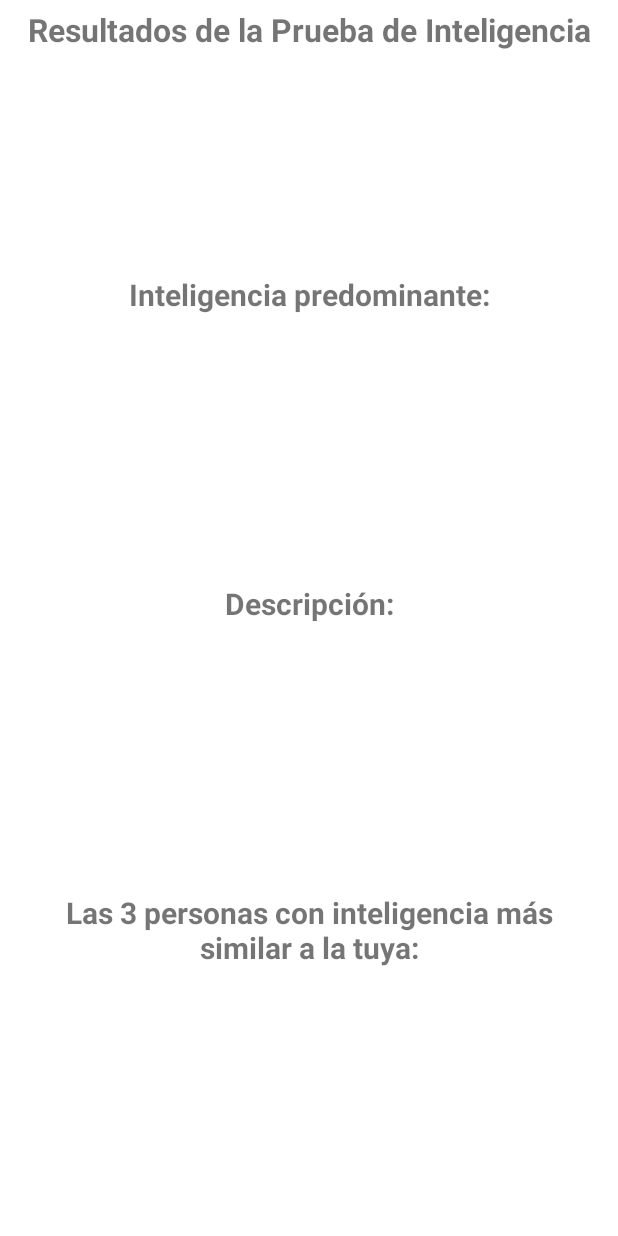
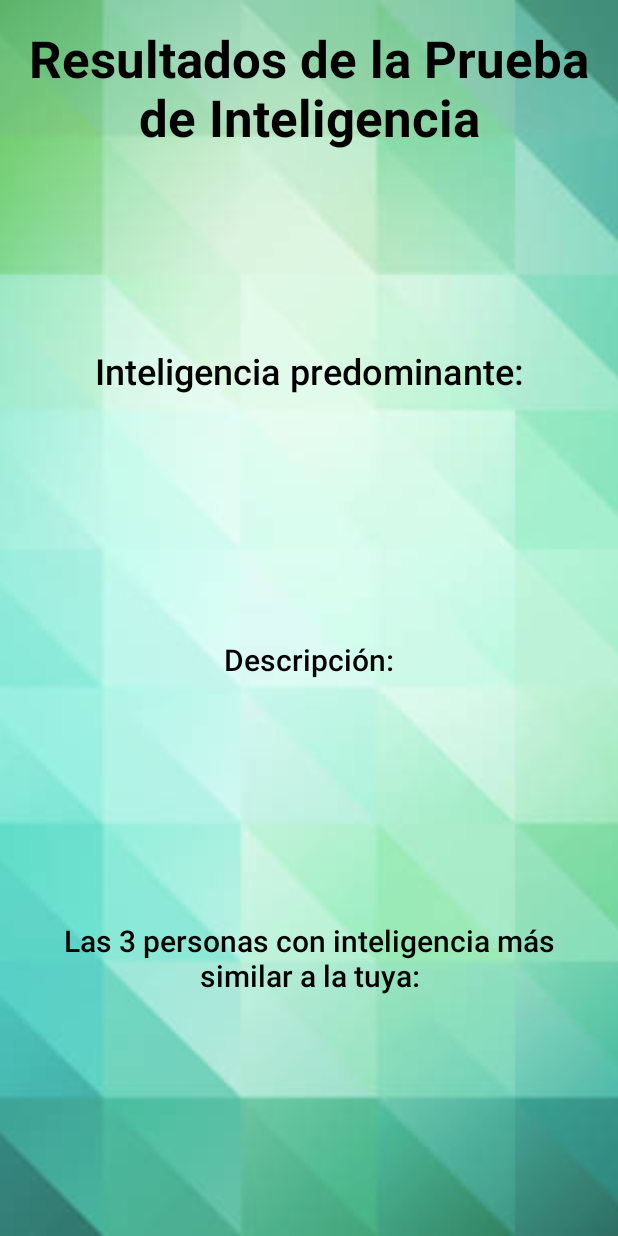
Before and after one commit to All506/smartio, an Android app: the ResultsFragment screen opened through its navigation route, on a phone screen of 412 x 824 dp. Run offline under Robolectric (Android 15) with nearby library versions, the phone set to English and light mode, and no system bars; our stand-ins replace data binding.

Commit message:
Final design of Results View

```diff
--- a/SmartIO-App/app/src/main/res/layout/fragment_login.xml
+++ b/SmartIO-App/app/src/main/res/layout/fragment_login.xml
@@ -50,6 +50,7 @@
                     android:ems="10"
                     android:inputType="textEmailAddress"
                     android:textColor="#FFE8E8E8"
+                    android:textColorLink="#DC2424"
                     android:textSize="16sp"
                     android:textStyle="bold"
                     app:layout_constraintBottom_toTopOf="@+id/txtPassword"
--- a/SmartIO-App/app/src/main/res/layout/fragment_results.xml
+++ b/SmartIO-App/app/src/main/res/layout/fragment_results.xml
@@ -7,17 +7,25 @@
         android:layout_width="match_parent"
         android:layout_height="match_parent">
 
+        <ImageView
+            android:id="@+id/imageView"
+            android:layout_width="0dp"
+            android:layout_height="match_parent"
+            android:scaleType="centerCrop"
+            app:srcCompat="@drawable/background" />
+
         <TextView
             android:id="@+id/textView6"
             android:layout_width="wrap_content"
             android:layout_height="wrap_content"
-            android:layout_marginTop="@dimen/smallMargin"
+            android:layout_marginTop="16dp"
             android:text="Resultados de la Prueba de Inteligencia"
             android:textAlignment="center"
-            android:textSize="21sp"
+            android:textColor="#000000"
+            android:textSize="34sp"
             android:textStyle="bold"
-            app:layout_constraintEnd_toEndOf="parent"
-            app:layout_constraintStart_toStartOf="parent"
+            app:layout_constraintEnd_toEndOf="@+id/constraintLayout2"
+            app:layout_constraintStart_toStartOf="@+id/constraintLayout2"
             app:layout_constraintTop_toTopOf="parent" />
 
         <androidx.constraintlayout.widget.ConstraintLayout
@@ -38,6 +46,7 @@
                 android:layout_height="wrap_content"
                 android:layout_marginTop="@dimen/smallMargin"
                 android:textAlignment="center"
+                android:textColor="#000000"
                 android:textSize="18sp"
                 app:layout_constraintEnd_toEndOf="parent"
                 app:layout_constraintHorizontal_bias="1.0"
@@ -49,10 +58,12 @@
                 android:id="@+id/textView9"
                 android:layout_width="wrap_content"
                 android:layout_height="wrap_content"
+                android:fontFamily="sans-serif-medium"
                 android:text="Las 3 personas con inteligencia más similar a la tuya:"
                 android:textAlignment="center"
+                android:textColor="#000000"
                 android:textSize="20sp"
-                android:textStyle="bold"
+                android:textStyle="normal"
                 app:layout_constraintEnd_toEndOf="parent"
                 app:layout_constraintStart_toStartOf="parent"
                 app:layout_constraintTop_toTopOf="parent" />
@@ -76,7 +87,9 @@
                 android:layout_height="wrap_content"
                 android:layout_marginTop="@dimen/smallMargin"
                 android:textAlignment="center"
+                android:textColor="#000000"
                 android:textSize="18sp"
+                android:textStyle="italic"
                 app:layout_constraintEnd_toEndOf="parent"
                 app:layout_constraintStart_toStartOf="parent"
                 app:layout_constraintTop_toBottomOf="@+id/textView10"
@@ -86,10 +99,12 @@
                 android:id="@+id/textView10"
                 android:layout_width="wrap_content"
                 android:layout_height="wrap_content"
+                android:fontFamily="sans-serif-medium"
                 android:text="Descripción:"
                 android:textAlignment="center"
+                android:textColor="#000000"
                 android:textSize="20sp"
-                android:textStyle="bold"
+                android:textStyle="normal"
                 app:layout_constraintEnd_toEndOf="parent"
                 app:layout_constraintStart_toStartOf="parent"
                 app:layout_constraintTop_toTopOf="parent" />
@@ -112,8 +127,11 @@
                 android:layout_width="wrap_content"
                 android:layout_height="wrap_content"
                 android:layout_marginTop="@dimen/smallMargin"
+                android:fontFamily="sans-serif-black"
                 android:textAlignment="center"
-                android:textSize="18sp"
+                android:textColor="#000000"
+                android:textSize="20sp"
+                android:textStyle="italic"
                 app:layout_constraintEnd_toEndOf="parent"
                 app:layout_constraintStart_toStartOf="parent"
                 app:layout_constraintTop_toBottomOf="@+id/textView7"
@@ -123,13 +141,16 @@
                 android:id="@+id/textView7"
                 android:layout_width="wrap_content"
                 android:layout_height="wrap_content"
+                android:fontFamily="sans-serif-medium"
                 android:text="Inteligencia predominante:"
                 android:textAlignment="center"
-                android:textSize="20sp"
-                android:textStyle="bold"
+                android:textColor="#000000"
+                android:textSize="24sp"
+                android:textStyle="normal"
                 app:layout_constraintEnd_toEndOf="parent"
                 app:layout_constraintStart_toStartOf="parent"
                 app:layout_constraintTop_toTopOf="parent" />
         </androidx.constraintlayout.widget.ConstraintLayout>
+
     </androidx.constraintlayout.widget.ConstraintLayout>
 </layout>
--- a/crud/src/main/resources/application.properties
+++ b/crud/src/main/resources/application.properties
@@ -1,6 +1,5 @@
-
 server.port = 8000
-spring.datasource.url=jdbc:mysql://localhost:3306/smartio?useSSL=false&serverTimezone=UTC&allowPublicKeyRetrival=true
+spring.datasource.url=jdbc:mysql://localhost:3306/smartio?createDatabaseIfNotExist=true
 spring.datasource.username=root
-spring.datasource.password=root
+spring.datasource.password=Miata.92
 spring.jpa.hibernate.ddl-auto=update
```
Also changed, not shown: SmartIO-App/app/src/main/res/drawable/background.jpg (added).
